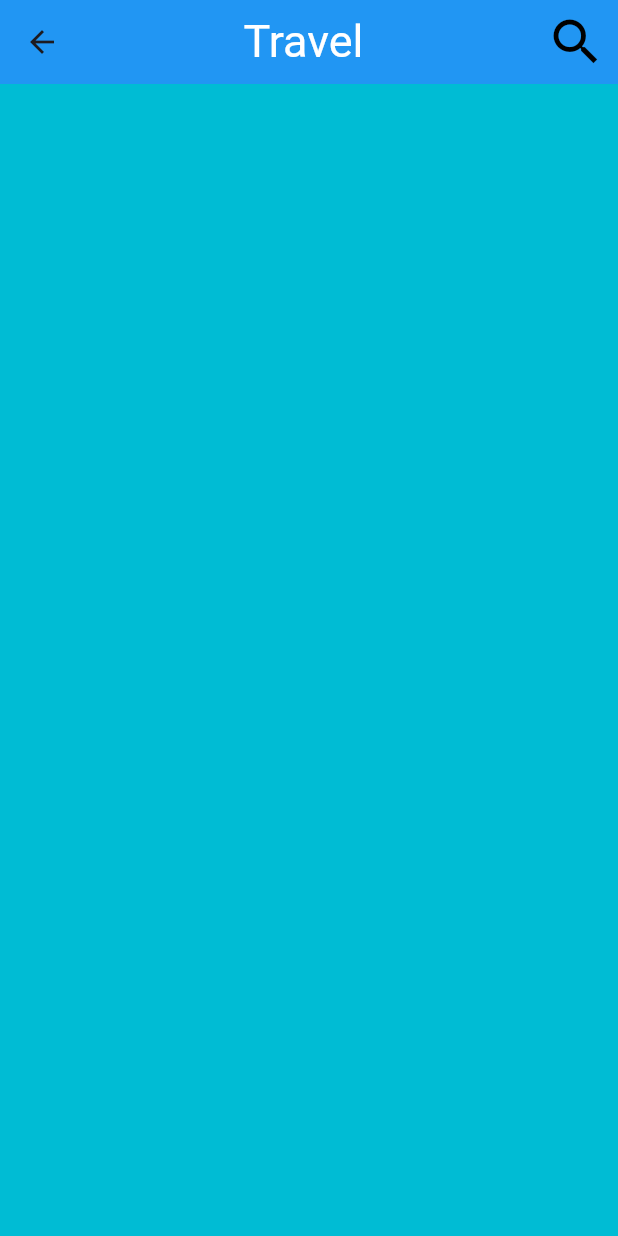
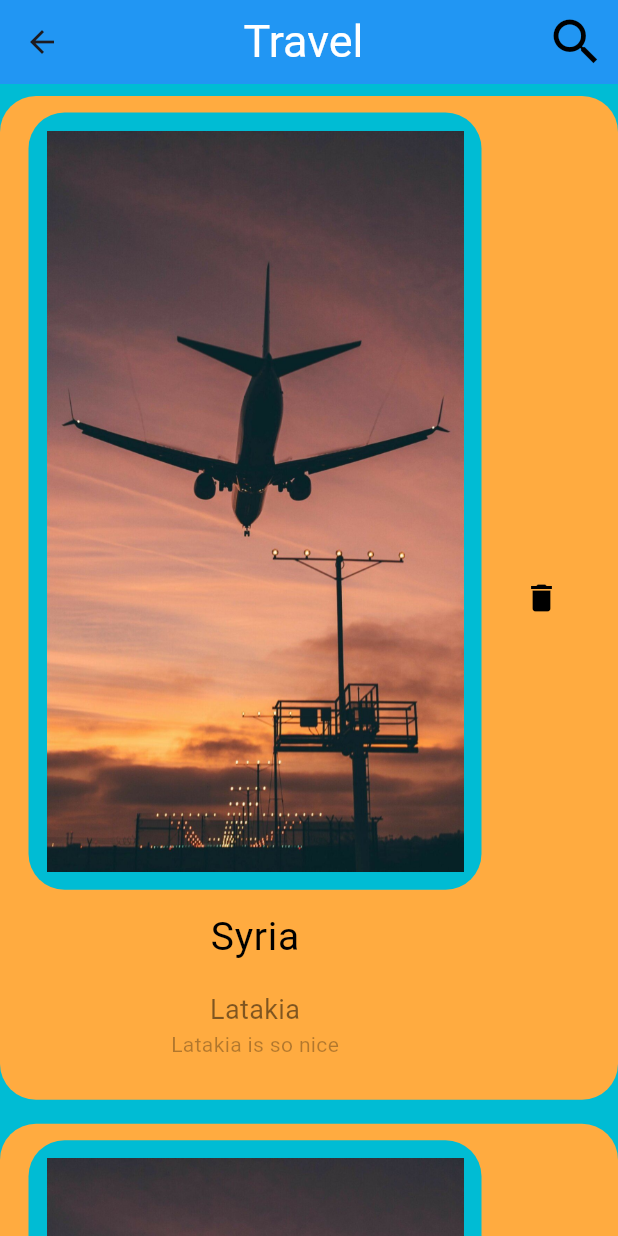
Before and after one commit to YazanMtawej/travle_app, a Flutter app: the HomePage screen opened by its route, after a tap on "NEXT", on a phone screen of 412 x 824 dp. Run offline on Flutter 3.47's test engine with Material 3 defaults, Android fonts, the phone set to English and light mode, and no system bars; our stand-ins replace device_preview, flutter_svg, page_transition.

Commit message:
edit travel item and add animation to navigator pages

```diff
--- a/lib/main.dart
+++ b/lib/main.dart
@@ -19,6 +19,7 @@
   @override
   Widget build(BuildContext context) {
     return MaterialApp(
+
       debugShowCheckedModeBanner: false,
       initialRoute: '/',
     routes: {
--- a/lib/pages/travel_page.dart
+++ b/lib/pages/travel_page.dart
@@ -7,7 +7,8 @@ class TravelPage extends StatelessWidget {
 
   @override
   Widget build(BuildContext context) {
-    return Scaffold(
+    return SafeArea(
+      child: Scaffold(
          backgroundColor: kPrimaryColor,
           appBar: AppBar(
             backgroundColor: Colors.blue,
@@ -26,6 +27,7 @@ class TravelPage extends StatelessWidget {
             ],
           ),
           body:const TravelPageBody(),
+      ),
     );
   }
 }
--- a/lib/widgets/custom_button.dart
+++ b/lib/widgets/custom_button.dart
@@ -19,7 +19,7 @@ class CustomButton extends StatelessWidget {
         child: Center(
             child: Text(
           text,
-          style: const TextStyle(fontSize: 24, color: Colors.white),
+          style: const TextStyle(fontSize: 24, color: Colors.white,fontFamily:'myfont' ),
         )),
       ),
     );
--- a/lib/widgets/home_page_body.dart
+++ b/lib/widgets/home_page_body.dart
@@ -1,4 +1,6 @@
 import 'package:flutter/material.dart';
+import 'package:page_transition/page_transition.dart';
+import 'package:travle_app/pages/travel_page.dart';
 import 'package:travle_app/widgets/custom_card.dart';
 import 'package:travle_app/widgets/custom_button.dart';
 import 'package:travle_app/widgets/custom_icon.dart';
@@ -10,6 +12,7 @@ class HomePageBody extends StatelessWidget {
   @override
   Widget build(BuildContext context) {
     return Column(
+      crossAxisAlignment: CrossAxisAlignment.end,
       children: [
         const SizedBox(
           height: 20,
@@ -72,37 +75,52 @@ class HomePageBody extends StatelessWidget {
             ),
             CustomButton(
               text: 'BACK',
-                onTap: () {Navigator.pop(context);},
+              onTap: () {
+                Navigator.pop(context);
+              },
             ),
             const SizedBox(
               width: 10,
             ),
             CustomButton(
               text: 'NEXT',
-                onTap: () {Navigator.pushNamed(context, '/travelpage');},
+              onTap: () {
+                Navigator.push(
+                    context,
+                    PageTransition(
+                        child: const TravelPage(),
+                        type: PageTransitionType.leftToRight,
+                        duration: Durations.long2));
+              },
             ),
           ],
         ),
-          const SizedBox(height: 15,),
+        const SizedBox(
+          height: 15,
+        ),
         Container(
           width: double.infinity,
           height: 40,
           color: const Color.fromARGB(255, 1, 52, 94),
-          child: const Text('Type Plane :',style: TextStyle(fontSize: 24,color: Colors.white,fontWeight: FontWeight.bold),),
+          child: const Text(
+            'Type Plane :',
+            style: TextStyle(
+                fontSize: 24, color: Colors.white, fontWeight: FontWeight.bold),
+          ),
         ),
         SizedBox(
           width: double.infinity,
           height: 240,
           child: Padding(
-              padding: const EdgeInsets.only(top: 50,bottom: 5),
+            padding: const EdgeInsets.only(top: 50, bottom: 5),
             child: GridView.builder(
-                          itemCount:10,
+                itemCount: 10,
                 clipBehavior: Clip.none,
                 gridDelegate: const SliverGridDelegateWithFixedCrossAxisCount(
                   crossAxisCount: 2,
-                            childAspectRatio: 1.2,
-                            crossAxisSpacing: 5,
-                            mainAxisSpacing: 100,
+                  childAspectRatio: 1.3,
+                  crossAxisSpacing: 25,
+                  mainAxisSpacing: 50,
                 ),
                 itemBuilder: (context, index) {
                   return const CustomCard();
--- /dev/null
+++ b/lib/widgets/travel_item.dart
@@ -0,0 +1,68 @@
+import 'package:flutter/material.dart';
+import 'package:travle_app/constants.dart';
+
+class TravelItem extends StatelessWidget {
+  const TravelItem({
+    super.key,
+  });
+
+  @override
+  Widget build(BuildContext context) {
+    return GestureDetector(
+      onTap: () {},
+      child: Container(
+
+        padding: const EdgeInsets.all(3),
+        decoration: BoxDecoration(
+          color: Colors.orangeAccent[200],
+          borderRadius: BorderRadius.circular(24),
+        ),
+        child: Column(
+          crossAxisAlignment: CrossAxisAlignment.end,
+          children: [
+            ListTile(
+              title: Column(
+                children: [
+                  Container(
+                    padding: const EdgeInsets.all(12),
+                    decoration: BoxDecoration(
+                      color: kPrimaryColor,
+                      borderRadius: BorderRadius.circular(24),
+                    ),
+                    child: Image.asset('assets/3.jpg'),
+                  ),
+                  const SizedBox(height: 12,),
+                  const Text(
+                    'Syria',
+                    style: TextStyle(fontSize: 26, color: Colors.black),
+                  ),
+                ],
+              ),
+              subtitle: Padding(
+                padding: const EdgeInsets.only(top: 16, bottom: 16),
+                child: Column(
+                  children: [
+                    Text('Latakia',
+                        style: TextStyle(
+                            fontSize: 18, color: Colors.black.withOpacity(.5))),
+                        Text('Latakia is so nice',
+                        style: TextStyle(
+                            fontSize: 14, color: Colors.black.withOpacity(.3))),
+
+                  ],
+                ),
+              ),
+              trailing: IconButton(
+                  onPressed: () {},
+                  icon: const Icon(
+                    Icons.delete,
+                    color: Colors.black,
+                    size: 24,
+                  )),
+            ),
+          ],
+        ),
+      ),
+    );
+  }
+}
--- a/lib/widgets/travel_page_body.dart
+++ b/lib/widgets/travel_page_body.dart
@@ -1,10 +1,19 @@
 import 'package:flutter/material.dart';
+import 'package:travle_app/widgets/travel_item.dart';
 
 class TravelPageBody extends StatelessWidget {
   const TravelPageBody({super.key});
 
   @override
   Widget build(BuildContext context) {
-    return ListView();
+    return  ListView.builder(
+            itemCount: 10,
+              padding: EdgeInsets.zero,
+              itemBuilder: (context, index) {
+                return  const Padding(
+                  padding: EdgeInsets.symmetric(vertical: 8),
+                  child: TravelItem(),
+                );
+              });
   }
 }
```
Also changed, not shown: lib/pages/login_page.dart (+19 -4 lines), lib/pages/sign_page.dart (+19 -4 lines), lib/pages/welcom_page.dart (+15 -4 lines), pubspec.yaml (+5 -10 lines), pubspec.lock. Lines whose indentation alone changed are shown as unchanged.
